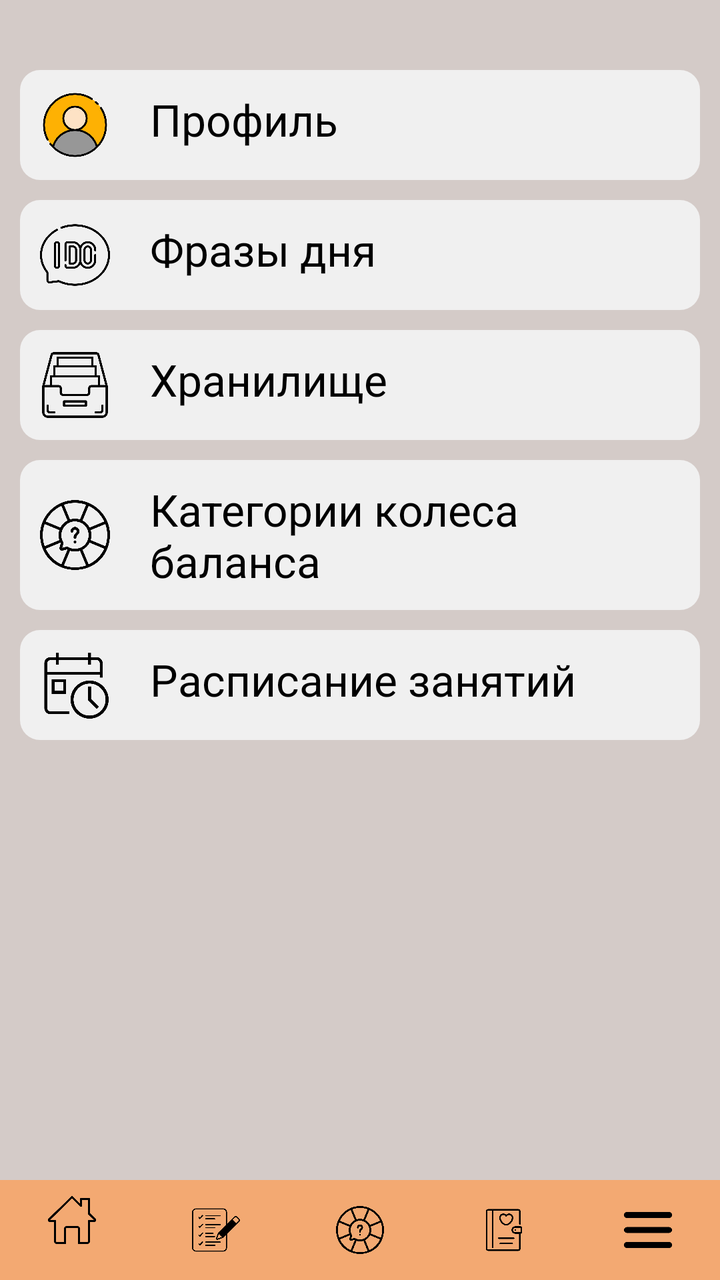
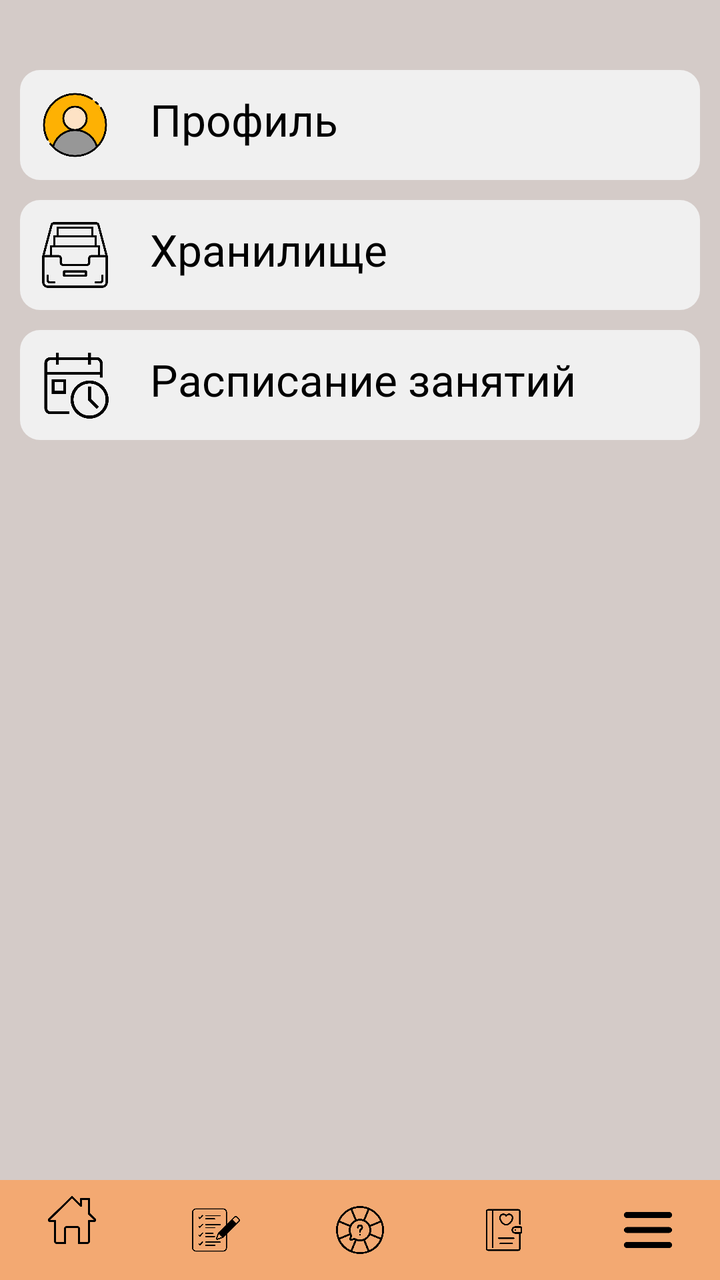

Screens rendered from an Android XML layout before and after an edit, with the pre-edit source and the edit as a unified diff.
<!-- AndroidManifest.xml: application theme Theme.Assistant -->
<!-- res/layout/activity_side_menu.xml -->
<?xml version="1.0" encoding="utf-8"?>
<RelativeLayout xmlns:android="http://schemas.android.com/apk/res/android"
    xmlns:app="http://schemas.android.com/apk/res-auto"
    xmlns:tools="http://schemas.android.com/tools"
    android:layout_width="match_parent"
    android:layout_height="match_parent"
    android:background="@color/background_main"
    tools:context=".ui.home.view.SideMenuActivity"
    android:scrollbars="vertical">

    <ScrollView
        android:layout_width="match_parent"
        android:layout_height="match_parent">
        <RelativeLayout
            android:layout_width="match_parent"
            android:layout_height="wrap_content"
            android:orientation="vertical">


            <LinearLayout
                android:layout_width="match_parent"
                android:layout_height="wrap_content"
                android:orientation="vertical"
                android:layout_marginHorizontal="10dp"
                android:layout_marginTop="30dp"
                android:layout_marginBottom="70dp">

                <LinearLayout
                    android:layout_width="match_parent"
                    android:layout_height="wrap_content"
                    android:id="@+id/goProfileActivity"
                    android:orientation="horizontal"
                    android:background="@drawable/image_btn_style"
                    android:paddingVertical="10dp"
                    android:layout_marginVertical="5dp">

                    <ImageView
                        android:layout_width="35dp"
                        android:layout_height="35dp"
                        android:background="@drawable/profile"
                        android:layout_marginHorizontal="10dp"
                        android:layout_gravity="center"/>
                    <TextView
                        android:layout_width="match_parent"
                        android:layout_height="wrap_content"
                        android:text="Профиль"
                        android:textSize="22dp"
                        android:textColor="@color/black"
                        android:layout_marginHorizontal="10dp"/>

                </LinearLayout>

                <LinearLayout
                    android:layout_width="match_parent"
                    android:layout_height="wrap_content"
                    android:orientation="horizontal"
                    android:background="@drawable/image_btn_style"
                    android:paddingVertical="10dp"
                    android:layout_marginVertical="5dp">

                    <ImageView
                        android:layout_width="35dp"
                        android:layout_height="35dp"
                        android:background="@drawable/day_phrase"
                        android:layout_marginHorizontal="10dp"
                        android:layout_gravity="center"/>
                    <TextView
                        android:layout_width="match_parent"
                        android:layout_height="wrap_content"
                        android:text="Фразы дня"
                        android:textSize="22dp"
                        android:textColor="@color/black"
                        android:layout_marginHorizontal="10dp"/>

                </LinearLayout>

                <LinearLayout
                    android:layout_width="match_parent"
                    android:layout_height="wrap_content"
                    android:id="@+id/goStorageActivity"
                    android:orientation="horizontal"
                    android:background="@drawable/image_btn_style"
                    android:paddingVertical="10dp"
                    android:layout_marginVertical="5dp">

                    <ImageView
                        android:layout_width="35dp"
                        android:layout_height="35dp"
                        android:background="@drawable/archiv"
                        android:layout_marginHorizontal="10dp"
                        android:layout_gravity="center"/>
                    <TextView
                        android:layout_width="match_parent"
                        android:layout_height="wrap_content"
                        android:text="Хранилище"
                        android:textSize="22dp"
                        android:textColor="@color/black"
                        android:layout_marginHorizontal="10dp"/>

                </LinearLayout>

                <LinearLayout
                    android:layout_width="match_parent"
                    android:layout_height="wrap_content"
                    android:id="@+id/goCtgActivity"
                    android:orientation="horizontal"
                    android:background="@drawable/image_btn_style"
                    android:paddingVertical="10dp"
                    android:layout_marginVertical="5dp">

                    <ImageView
                        android:layout_width="35dp"
                        android:layout_height="35dp"
                        android:background="@drawable/balance"
                        android:layout_marginHorizontal="10dp"
                        android:layout_gravity="center"/>
                    <TextView
                        android:layout_width="match_parent"
                        android:layout_height="wrap_content"
                        android:text="Категории колеса баланса"
                        android:textSize="22dp"
                        android:layout_gravity="center"
                        android:textColor="@color/black"
                        android:layout_marginHorizontal="10dp"/>

                </LinearLayout>

                <LinearLayout
                    android:layout_width="match_parent"
                    android:layout_height="wrap_content"
                    android:id="@+id/goTimetableActivity"
                    android:orientation="horizontal"
                    android:background="@drawable/image_btn_style"
                    android:paddingVertical="10dp"
                    android:layout_marginVertical="5dp">

                    <ImageView
                        android:layout_width="35dp"
                        android:layout_height="35dp"
                        android:background="@drawable/schedule"
                        android:layout_marginHorizontal="10dp"
                        android:layout_gravity="center"/>
                    <TextView
                        android:layout_width="match_parent"
                        android:layout_height="wrap_content"
                        android:text="Расписание занятий"
                        android:textSize="22dp"
                        android:textColor="@color/black"
                        android:layout_marginHorizontal="10dp"/>

                </LinearLayout>
            </LinearLayout>

        </RelativeLayout>
    </ScrollView>

    <com.google.android.material.bottomnavigation.BottomNavigationView
        android:id="@+id/bottomNavigationView"
        android:layout_width="match_parent"
        android:layout_height="50dp"
        android:background="@color/bottom_menu"
        style="@style/Widget.MaterialComponents.BottomNavigationView.Colored"
        app:itemIconTint="@color/black"
        android:layout_alignParentBottom="true"
        app:menu="@menu/bottom_menu"
        />

</RelativeLayout>
<!-- resources referenced by this layout -->
<resources>
  <color name="background_main">#FFD4CBC8</color>
  <color name="black">#FF000000</color>
  <color name="bottom_menu">#FFF3A972</color>
  <!-- drawable archiv: png bitmap (drawable, 10217 bytes) -->
  <!-- drawable balance: png bitmap (drawable, 25415 bytes) -->
  <!-- drawable day_phrase: png bitmap (drawable, 19132 bytes) -->
  <!-- drawable image_btn_style (drawable) -->
  <?xml version="1.0" encoding="utf-8"?>
  <shape xmlns:android="http://schemas.android.com/apk/res/android">
      <solid android:color="@color/background2"/>
      <corners android:radius="10.0dp"/>
  </shape>
  <!-- drawable profile: png bitmap (drawable, 29930 bytes) -->
  <!-- drawable schedule: png bitmap (drawable, 11515 bytes) -->
  <style name="Theme.Assistant" parent="Base.Theme.Assistant" />
  <color name="background2">#FFF0F0F0</color>
  <style name="Base.Theme.Assistant" parent="Theme.Material3.DayNight.NoActionBar">
          
          
          <item name="colorPrimary">@color/background_main</item>
  
          <item name="android:spinnerItemStyle">
              @style/spinnerItemStyle
          </item>
  
          
          <item name="android:spinnerDropDownItemStyle">
              @style/spinnerDropDownItemStyle
          </item>
  
      </style>
  <style name="spinnerItemStyle">
  
          <item name="android:textStyle">normal</item>
          <item name="android:paddingHorizontal">20dp</item>
          <item name="android:textSize">20sp</item>
          <item name="android:textColor">@color/black</item>
      </style>
  <style name="spinnerDropDownItemStyle">
          <item name="android:paddingHorizontal">20dp</item>
          <item name="android:paddingVertical">10dp</item>
          <item name="android:textSize">20sp</item>
          <item name="android:textColor">@color/black</item>
      </style>
</resources>

<!-- the commit's change to res/layout/activity_side_menu.xml (unified diff, before → after) -->
@@ -50,29 +50,6 @@
 
                 </LinearLayout>
 
-                <LinearLayout
-                    android:layout_width="match_parent"
-                    android:layout_height="wrap_content"
-                    android:orientation="horizontal"
-                    android:background="@drawable/image_btn_style"
-                    android:paddingVertical="10dp"
-                    android:layout_marginVertical="5dp">
-
-                    <ImageView
-                        android:layout_width="35dp"
-                        android:layout_height="35dp"
-                        android:background="@drawable/day_phrase"
-                        android:layout_marginHorizontal="10dp"
-                        android:layout_gravity="center"/>
-                    <TextView
-                        android:layout_width="match_parent"
-                        android:layout_height="wrap_content"
-                        android:text="Фразы дня"
-                        android:textSize="22dp"
-                        android:textColor="@color/black"
-                        android:layout_marginHorizontal="10dp"/>
-
-                </LinearLayout>
 
                 <LinearLayout
                     android:layout_width="match_parent"
@@ -99,31 +76,6 @@
 
                 </LinearLayout>
 
-                <LinearLayout
-                    android:layout_width="match_parent"
-                    android:layout_height="wrap_content"
-                    android:id="@+id/goCtgActivity"
-                    android:orientation="horizontal"
-                    android:background="@drawable/image_btn_style"
-                    android:paddingVertical="10dp"
-                    android:layout_marginVertical="5dp">
-
-                    <ImageView
-                        android:layout_width="35dp"
-                        android:layout_height="35dp"
-                        android:background="@drawable/balance"
-                        android:layout_marginHorizontal="10dp"
-                        android:layout_gravity="center"/>
-                    <TextView
-                        android:layout_width="match_parent"
-                        android:layout_height="wrap_content"
-                        android:text="Категории колеса баланса"
-                        android:textSize="22dp"
-                        android:layout_gravity="center"
-                        android:textColor="@color/black"
-                        android:layout_marginHorizontal="10dp"/>
-
-                </LinearLayout>
 
                 <LinearLayout
                     android:layout_width="match_parent"
<!-- resource entries referenced after the edit -->
@@ -4,8 +4,6 @@
   <color name="black">#FF000000</color>
   <color name="bottom_menu">#FFF3A972</color>
   <!-- drawable archiv: png bitmap (drawable, 10217 bytes) -->
-  <!-- drawable balance: png bitmap (drawable, 25415 bytes) -->
-  <!-- drawable day_phrase: png bitmap (drawable, 19132 bytes) -->
   <!-- drawable image_btn_style (drawable) -->
   <?xml version="1.0" encoding="utf-8"?>
   <shape xmlns:android="http://schemas.android.com/apk/res/android">
